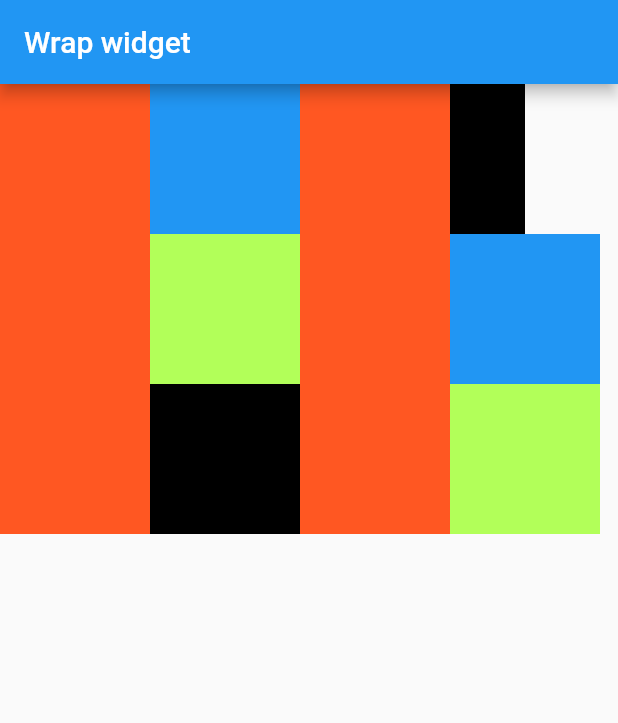
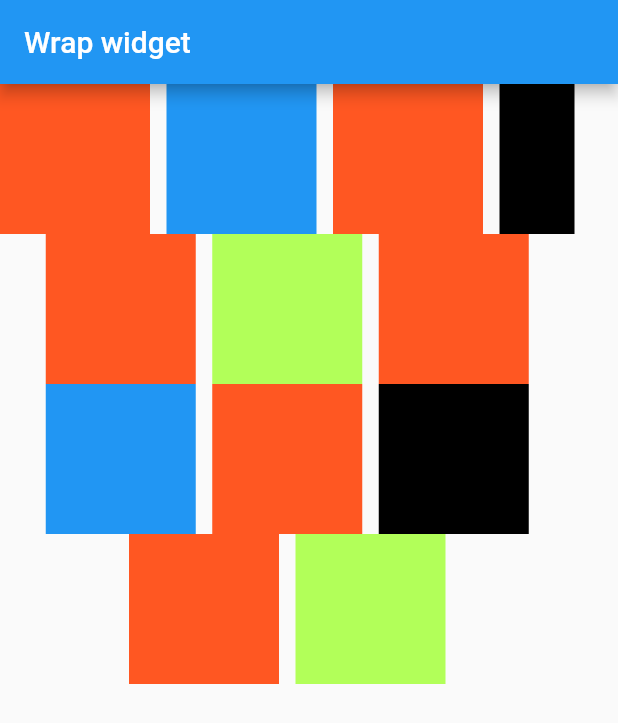
Before and after one commit to ankitsingh060/flutter_practice_, a Flutter app: the screen it shows after launch, on a phone screen of 412 x 824 dp. Shown: the top 723 px of the screen. Run offline on Flutter 3.47's test engine with Material 2 defaults, Android fonts, the phone set to English and light mode, and no system bars.

Commit message:
less wrap concept

```diff
--- a/wrap_widget/lib/main.dart
+++ b/wrap_widget/lib/main.dart
@@ -33,6 +33,9 @@ class MyHomePage extends StatelessWidget {
         title: Text("Wrap widget"),
       ),
       body: Wrap(
+        direction: Axis.horizontal,
+        alignment: WrapAlignment.center,
+        spacing: 11,
         children: [
           Container(
             width: 100,
```
